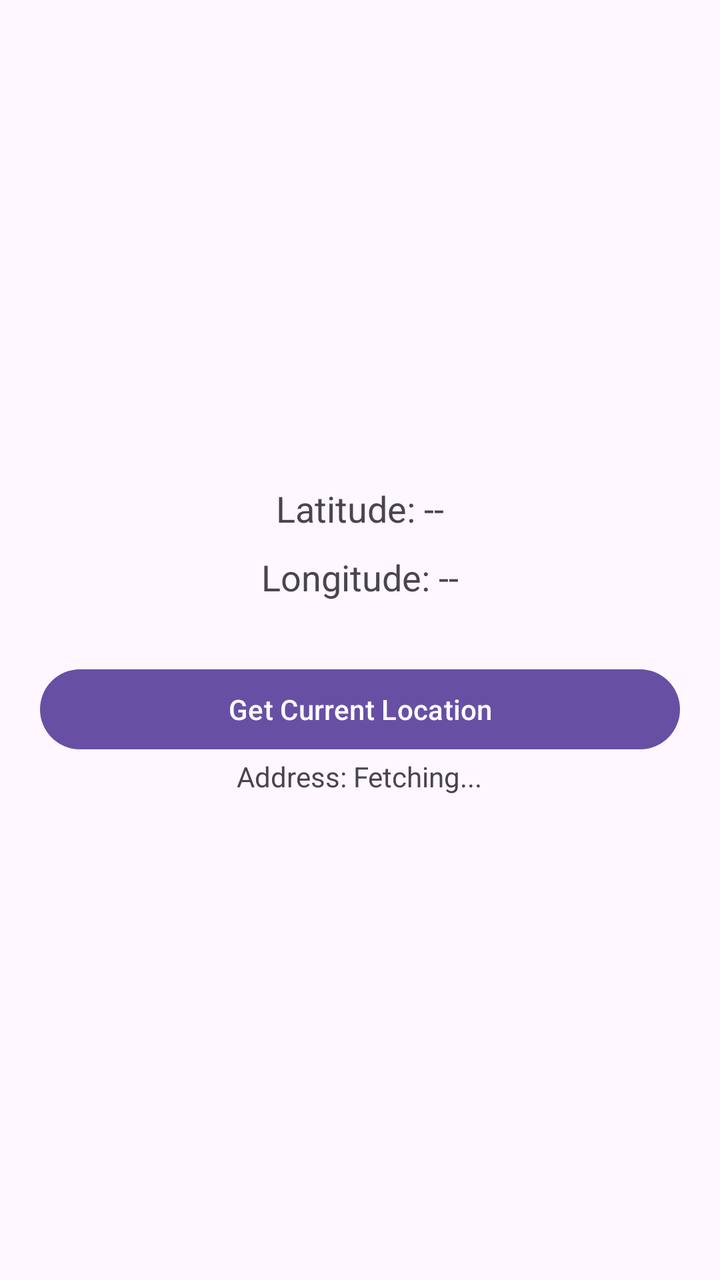
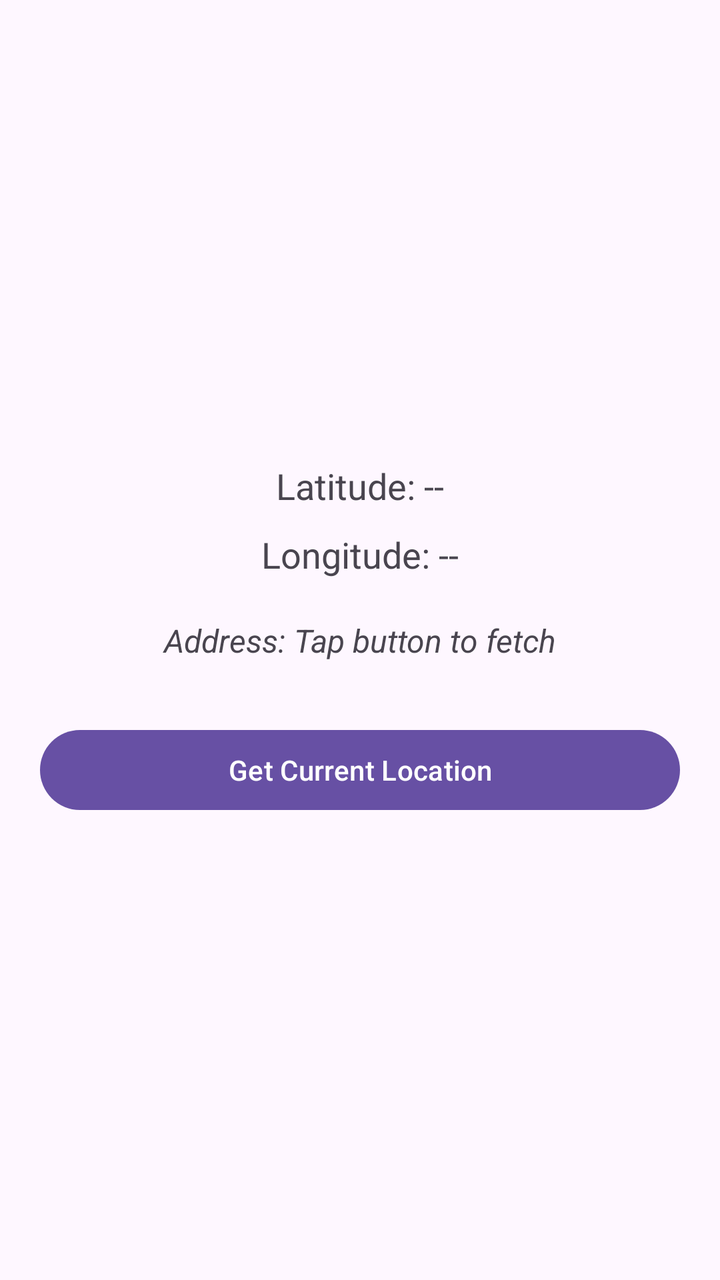

Screens rendered from an Android XML layout before and after an edit, with the pre-edit source and the edit as a unified diff.
<!-- AndroidManifest.xml: application theme Theme.AndroidBasics -->
<!-- res/layout/activity_location.xml -->
<?xml version="1.0" encoding="utf-8"?>
<LinearLayout xmlns:android="http://schemas.android.com/apk/res/android"
    android:layout_width="match_parent"
    android:layout_height="match_parent"
    android:gravity="center"
    android:orientation="vertical"
    android:padding="20dp">

    <TextView
        android:id="@+id/tvLatitude"
        android:layout_width="wrap_content"
        android:layout_height="wrap_content"
        android:text="Latitude: --"
        android:textSize="18sp" />

    <TextView
        android:id="@+id/tvLongitude"
        android:layout_width="wrap_content"
        android:layout_height="wrap_content"
        android:layout_marginTop="10dp"
        android:text="Longitude: --"
        android:textSize="18sp" />

    <Button
        android:id="@+id/btnGetLocation"
        android:layout_width="match_parent"
        android:layout_height="wrap_content"
        android:layout_marginTop="30dp"
        android:text="Get Current Location" />
    <TextView
        android:id="@+id/tvAddress"
        android:layout_width="wrap_content"
        android:layout_height="wrap_content"
        android:text="Address: Fetching..." />

</LinearLayout>
<!-- resources referenced by this layout -->
<resources>
  <style name="Theme.AndroidBasics" parent="Base.Theme.AndroidBasics" />
  <style name="Base.Theme.AndroidBasics" parent="Theme.Material3.DayNight.NoActionBar">
          
          
      </style>
</resources>

<!-- the commit's change to res/layout/activity_location.xml (unified diff, before → after) -->
@@ -21,16 +21,21 @@
         android:text="Longitude: --"
         android:textSize="18sp" />
 
+    <TextView
+        android:id="@+id/tvAddress"
+        android:layout_width="match_parent"
+        android:layout_height="wrap_content"
+        android:layout_marginTop="20dp"
+        android:gravity="center"
+        android:text="Address: Tap button to fetch"
+        android:textSize="16sp"
+        android:textStyle="italic" />
+
     <Button
         android:id="@+id/btnGetLocation"
         android:layout_width="match_parent"
         android:layout_height="wrap_content"
         android:layout_marginTop="30dp"
         android:text="Get Current Location" />
-    <TextView
-        android:id="@+id/tvAddress"
-        android:layout_width="wrap_content"
-        android:layout_height="wrap_content"
-        android:text="Address: Fetching..." />
 
 </LinearLayout>
